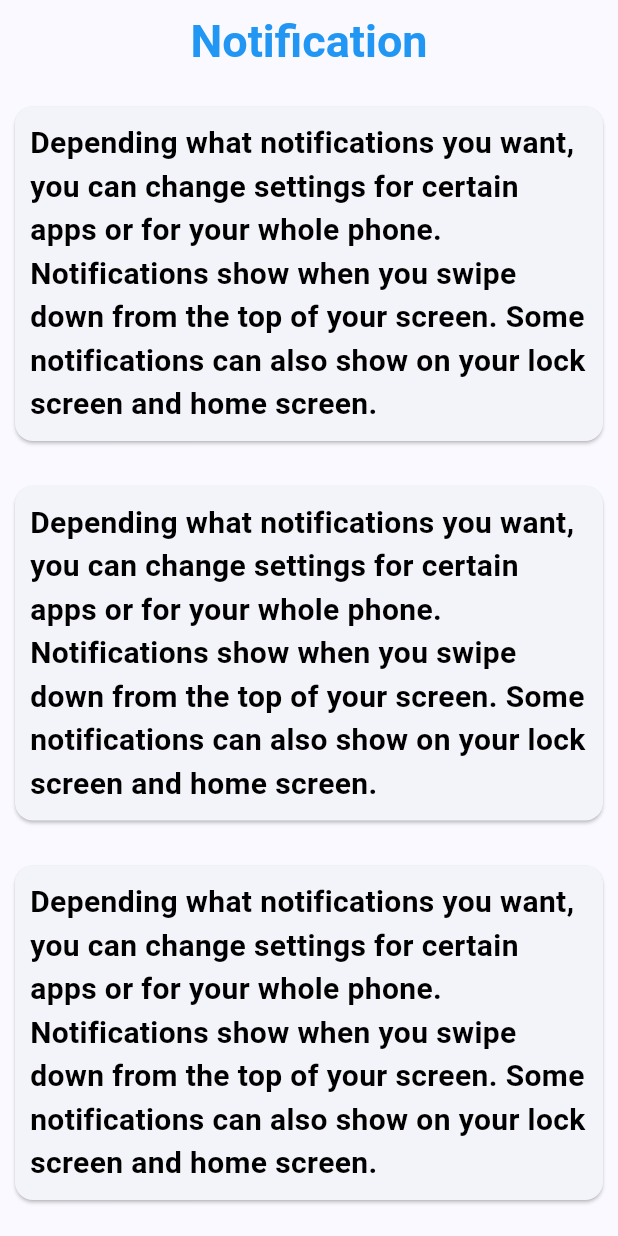
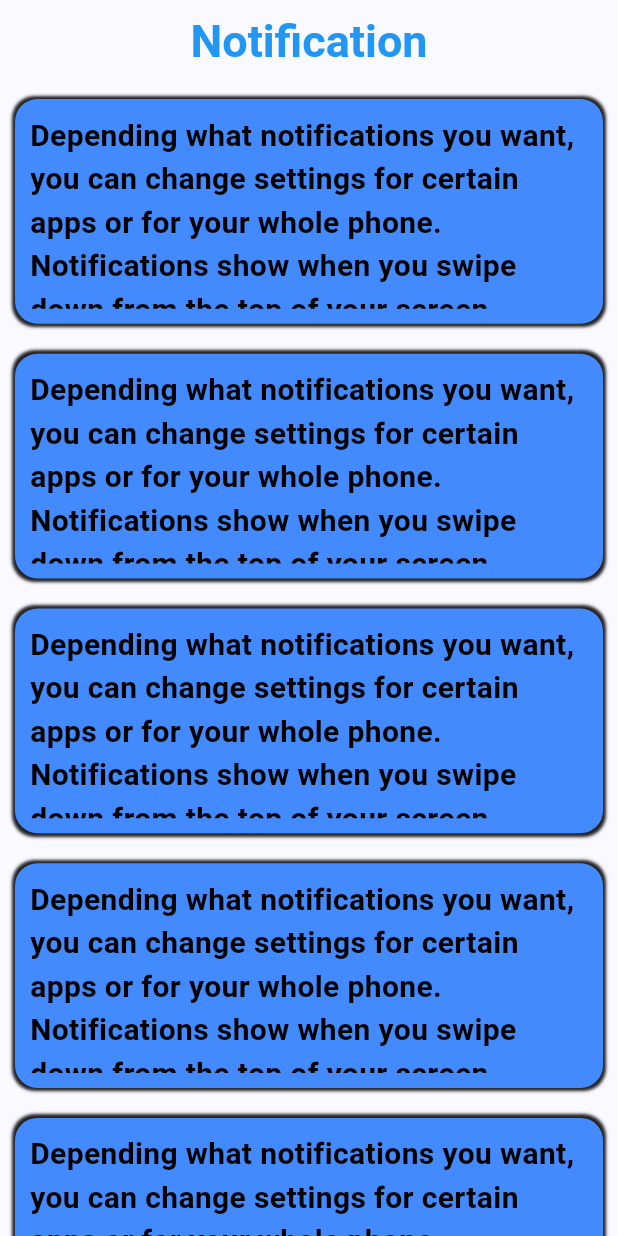
Before and after one commit to MohamedElhosaraty/project_fundfinder, a Flutter app: the Notification_Screen screen opened directly, on a phone screen of 412 x 824 dp. Run offline on Flutter 3.47's test engine with Material 3 defaults, Android fonts, the phone set to English and light mode, and no system bars; our stand-ins replace animated_text_kit, awesome_dialog, image_picker, lottie, rive.

Commit message:
finish edit_notification_screen

```diff
--- a/lib/layout/investor/natification.dart
+++ b/lib/layout/investor/natification.dart
@@ -9,28 +9,80 @@ class Notification_Screen extends StatefulWidget {
 }
 
 class _Notification_ScreenState extends State<Notification_Screen> {
+
+  final controller = ScrollController();
+ // final double itemSize = MediaQuery.sizeOf(context).height/4;
+
+  void onListenerController () {
+    setState(() {});
+  }
+
+  @override
+  void initState() {
+    controller.addListener(onListenerController);
+    super.initState();
+  }
+
+  @override
+  void dispose() {
+    controller.removeListener(onListenerController);
+    super.dispose();
+  }
+
   @override
   Widget build(BuildContext context) {
     return Scaffold(
       appBar: AppBar(
-        title: TextBest(text: "Notification",fontSize: 30,color: Colors.blue,),
+        title: TextBest(
+          text: "Notification",fontSize: 30,color: Colors.blue,),
         centerTitle: true,
       ),
-      body:  SizedBox(
+      body:  Stack(
+        children: [
+          SizedBox(
           height: MediaQuery.of(context).size.height,
           width: MediaQuery.of(context).size.width,
           child: ListView.builder(
+            controller: controller,
               itemCount: 10,
               scrollDirection: Axis.vertical,
               itemBuilder: (context ,index){
-              return Card(
-                margin: const EdgeInsets.symmetric(horizontal: 10,vertical: 15),
+              final itemOffset = index * MediaQuery.sizeOf(context).height/5.2;
+              final difference = controller.offset - itemOffset ;
+              final percent = 1-(difference/(MediaQuery.sizeOf(context).height/4/2));
+              double scale = percent ;
+              double opacity = percent ;
+              if(opacity > 1.0 ) opacity = 1.0 ;
+              if(opacity < 0.0 ) opacity = 0.0 ;
+              if(scale > 1.0 ) scale = 1.0 ;
+
+
+                return Opacity(
+                  opacity: opacity,
+                  child: Transform(
+                    alignment: Alignment.center,
+                    transform: Matrix4.identity()..scale(scale,1.0),
+                    child: Container(
+                      alignment: Alignment.center,
+                      height: MediaQuery.sizeOf(context).height/5.5,
+                      width: MediaQuery.sizeOf(context).width,
+                      margin: const EdgeInsets.all(10),
+                      decoration: BoxDecoration(
+                        color: Colors.blueAccent,
+                        borderRadius: BorderRadius.circular(15),
+                        boxShadow: const [
+                          BoxShadow(color: Colors.black87,blurRadius: 1,spreadRadius: 2)
+                      ]),
                       child: Padding(
                         padding: const EdgeInsets.all(10.0),
-                  child: TextBest(text: "Depending what notifications you want, you can change settings for certain apps or for your whole phone. Notifications show when you swipe down from the top of your screen. Some notifications can also show on your lock screen and home screen.",),
+                        child: TextBest(text: "Depending what notifications you want, you can change settings for certain apps or for your whole phone. Notifications show when you swipe down from the top of your screen.",),
                       )
+                    ),
+                  ),
                 );
               }),
+                  ),
+        ],
       ),
 
 
--- a/lib/main.dart
+++ b/lib/main.dart
@@ -1,5 +1,6 @@
 import 'package:flutter/material.dart';
 import 'package:flutter/services.dart';
+import 'package:project_fundfinder/layout/investor/natification.dart';
 import 'package:project_fundfinder/modules/splash.dart';
 
 void main() {
```
Lines whose indentation alone changed are shown as unchanged.
